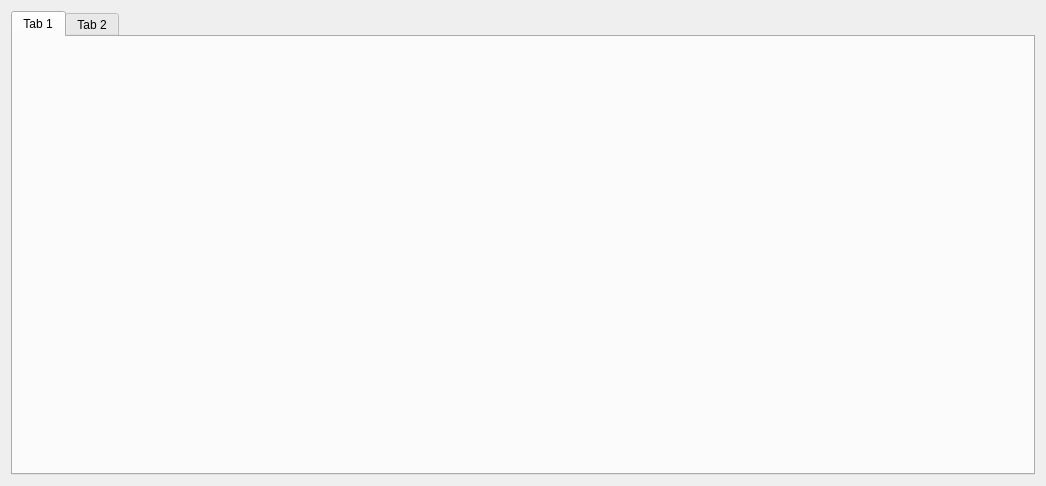
Before: the Qt Designer form src/view/searchview.ui in zhichao10086/MusicPlayer, drawn with Qt 5.
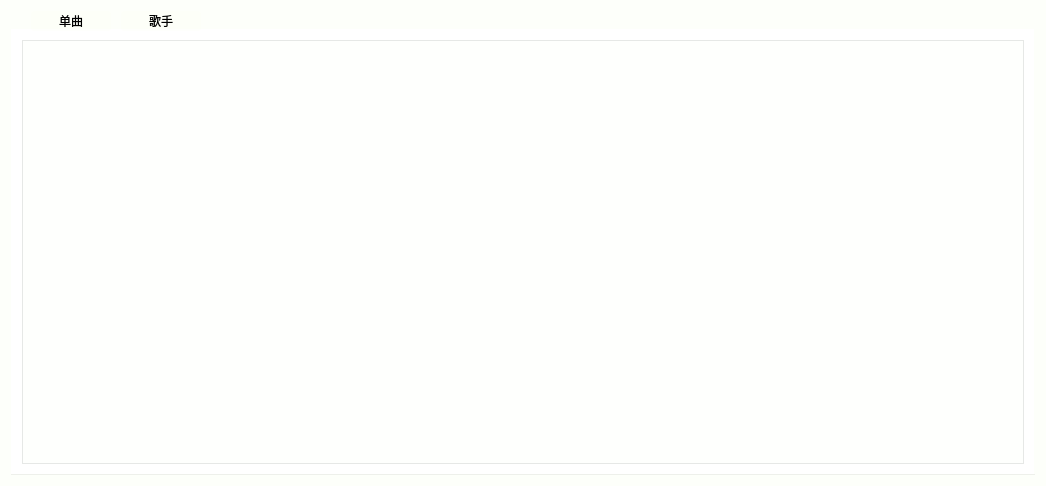
After: the same form once the commit is applied. Custom widgets are drawn as their Qt base class.

Diff of the .ui file:
```diff
--- a/src/view/searchview.ui
+++ b/src/view/searchview.ui
@@ -13,23 +13,129 @@
   <property name="windowTitle">
    <string>Form</string>
   </property>
+  <property name="styleSheet">
+   <string notr="true">QWidget#SearchView{
+background-color: rgb(249, 255, 239,50);
+}
+QListWidget{
+background-color: rgb(249, 255, 239,50);
+}
+
+
+QTabBar::tab{
+font: 9pt &quot;楷体&quot;;
+	border-color:rgb(61, 181, 255);
+	border-width:2px;
+	border-radius:3px;
+	background-color: rgb(249, 255, 239,50);
+	min-width:80px;
+	min-height:20px;
+	margin-right:10px;
+}
+
+QTabBar::tab:hover{
+font: 9pt &quot;楷体&quot;;
+	border-color:rgb(61, 181, 255);
+	border-width:2px;
+	border-radius:3px;
+	background-color: rgb(191,191,191,50);
+	min-width:80px;
+	min-height:20px;
+	margin-right:10px;
+}
+
+
+QListWidget{
+	background-color: rgb(252, 255, 251,100);
+}
+
+
+QLabel{
+	font: 9pt &quot;楷体&quot;;
+}
+
+QLineEdit{
+
+	font: 9pt &quot;楷体&quot;;
+	border-color:rgb(61, 181, 255);
+	border-width:2px;
+	border-radius:3px;
+	background-color: rgb(249, 255, 239,100);
+
+}
+QPushButton{
+	font: 9pt &quot;楷体&quot;;
+	border-color:rgb(61, 181, 255);
+	border-width:2px;
+	border-radius:3px;
+	background-color: rgb(249, 255, 239,50);
+}
+
+QPushButton:hover{
+	font: 9pt &quot;楷体&quot;;
+	border-color:rgb(61, 181, 255);
+	border-width:2px;
+	border-radius:3px;
+	background-color: rgb(191,191,191,50);
+}
+
+
+QTabWidget::tab-bar {  		/*整个最上面的tab栏*/
+    alignment: center;  
+	left:20px;
+
+	
+} 
+
+QTabWidget::QTabBar::tab{
+font: 9pt &quot;楷体&quot;;
+	border-color:rgb(61, 181, 255);
+	border-width:2px;
+	border-radius:3px;
+	background-color: rgb(249, 255, 239,50);
+
+}
+
+QTabWidget{
+
+	background-color: rgb(249, 255, 239,0);
+
+}
+
+</string>
+  </property>
   <layout class="QGridLayout" name="gridLayout">
    <item row="0" column="0">
     <widget class="QTabWidget" name="tabWidget">
-     <widget class="QWidget" name="tab">
+     <property name="currentIndex">
+      <number>0</number>
+     </property>
+     <widget class="QWidget" name="tabSingle">
       <attribute name="title">
-       <string>Tab 1</string>
+       <string>单曲</string>
       </attribute>
+      <layout class="QVBoxLayout" name="verticalLayout">
+       <item>
+        <widget class="MusicListWidget" name="lwMusics"/>
+       </item>
+      </layout>
      </widget>
      <widget class="QWidget" name="tab_2">
       <attribute name="title">
-       <string>Tab 2</string>
+       <string>歌手</string>
       </attribute>
      </widget>
     </widget>
    </item>
   </layout>
  </widget>
+ <customwidgets>
+  <customwidget>
+   <class>MusicListWidget</class>
+   <extends>QListWidget</extends>
+   <header location="global">musiclistwidget.h</header>
+  </customwidget>
+ </customwidgets>
  <resources/>
  <connections/>
 </ui>
```
Left out of the diff: 2 changed lines with no effect on the pictures.
